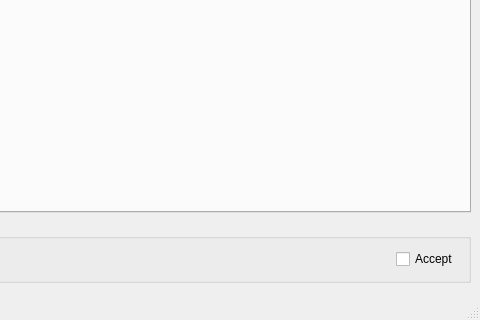
ctigaret/scipyen, file ephys/mPSCDetectWindow.ui: the form before one commit; both pictures show x 328 to 808 and y 417 to 737 of the 808 by 737 pixel window.
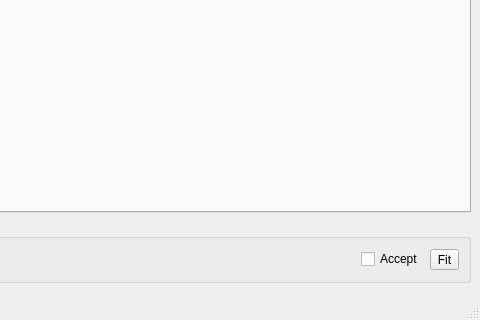
The form after the commit. Icons and pictures are not drawn. Custom widgets are drawn as their Qt base class.

```diff
--- a/ephys/mPSCDetectWindow.ui
+++ b/ephys/mPSCDetectWindow.ui
@@ -634,6 +634,16 @@
            </property>
           </widget>
          </item>
+         <item>
+          <widget class="QToolButton" name="refitWaveToolButton">
+           <property name="text">
+            <string>Fit</string>
+           </property>
+           <property name="icon">
+            <iconset theme="labplot-xy-fit-curve"/>
+           </property>
+          </widget>
+         </item>
         </layout>
        </item>
       </layout>
```
Left out of the diff: 9 changed lines with no effect on the pictures.
